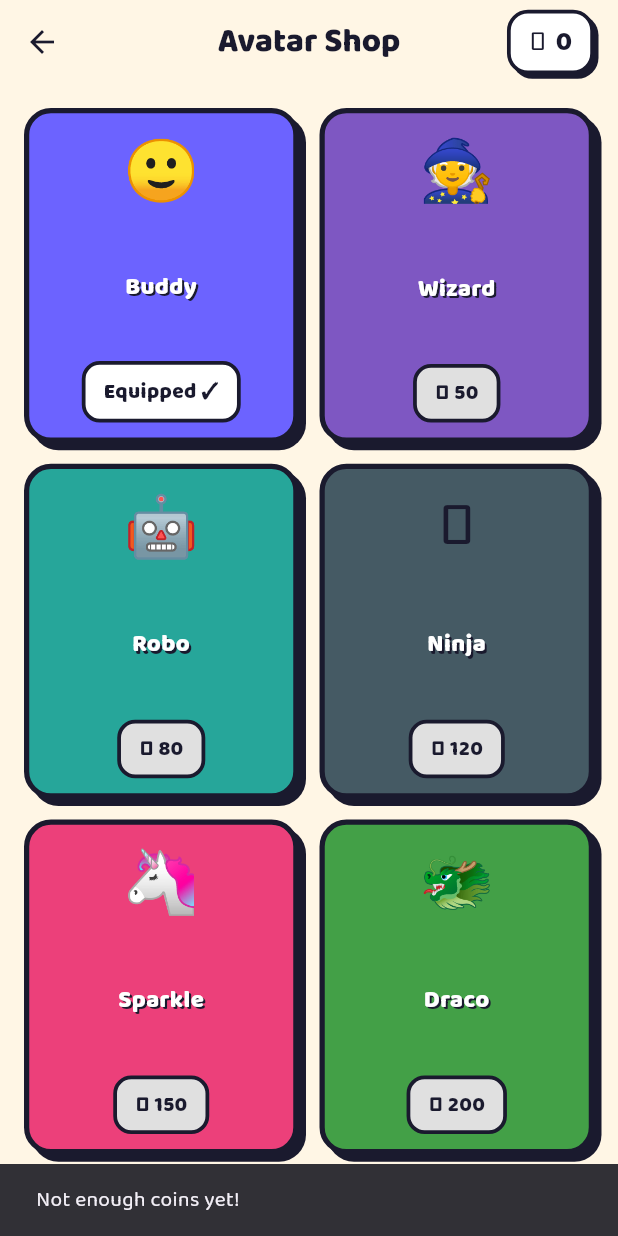
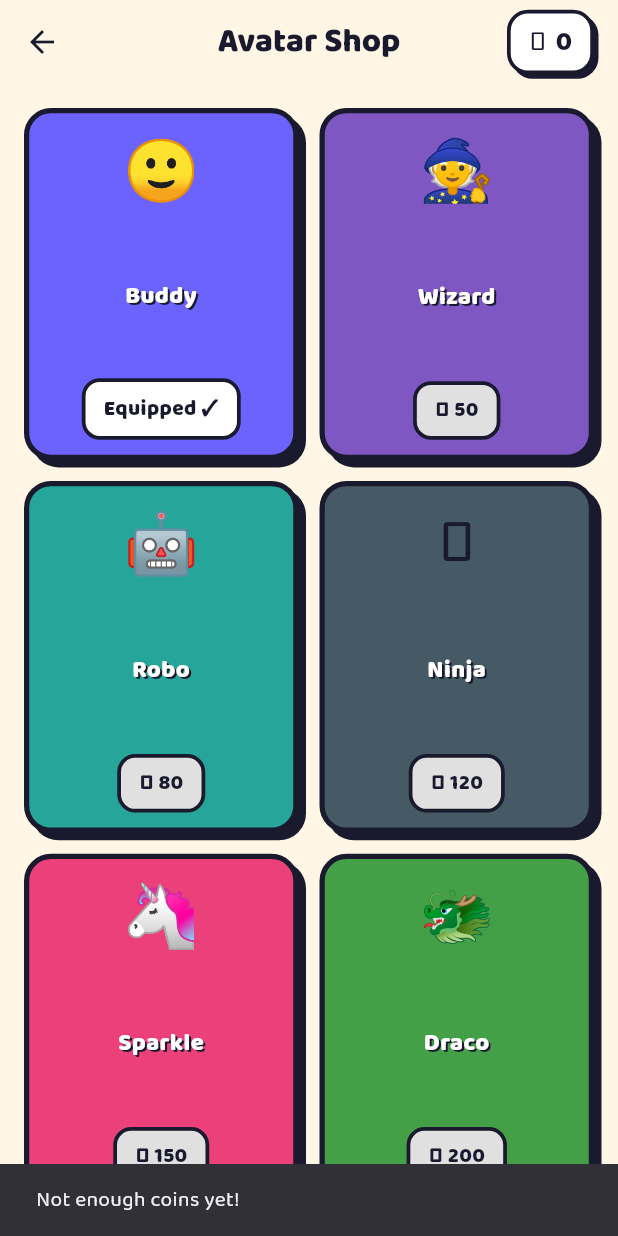
Before and after one commit to nadavmozes/brain-buddies, a Flutter app: the ShopScreen screen opened directly with empty values, after a tap on an icon or button, on a phone screen of 412 x 824 dp. Run offline on Flutter 3.47's test engine with Material 3 defaults, Android fonts, the phone set to English and light mode, and no system bars; our stand-ins replace google_fonts, shared_preferences; missing offline and left inert: dart:js_interop; accounts and stored records are empty.

Commit message:
feat: add 14 new avatars with achievement/quest-gated unlocks
Expand the shop from 12 to 26 avatars and let a subset be unlocked by
playing (not just coins), reusing existing achievement/pet/streak signals.

Model (avatar.dart): add AvatarUnlockKind enum (achievement, allAchievements,
petLevel, dailyStreak, ownedAvatars, lifetimeCoins) and a const AvatarUnlock
value object, plus an optional Avatar.unlock field (default null, purely
additive — catalog stays const). Append 3 coin-only + 11 gated avatars;
golden_hero premium stays LAST.

PlayerProfile: add isAvatarUnlocked, avatarUnlockProgress (0..1), and
claimAvatar (free or coin-cost on unlock, same collector/wardrobe grants as
buyAvatar). Guard buyAvatar so a gated avatar can't be bought behind its gate.
No shared_preferences key changes; schemaVersion stays 1.

Shop UI: gated branch — locked tiles grey (0.6) with a progress bar + kid-
facing requirement label (LayoutBuilder-sized, no MediaQuery), unlocked-not-
owned tiles show CLAIM for free or a coin pill. Aspect ratio 0.82 -> 0.78 so
the taller locked card never overflows.

Tests: new test/player_profile_avatar_unlock_test.dart (null-unlock,
achievement gate, allAchievements AND-of-six, petLevel threshold, cost>0
coin claim, progress range); widget_test extended to assert a gated
requirement label renders.

Verification (run in this worktree):
- flutter build web -> 'Built build\\web' present (success).
- flutter test -> All tests passed! 53 tests (47 baseline + 6 new).

```diff
--- a/lib/app/shop_screen.dart
+++ b/lib/app/shop_screen.dart
@@ -40,7 +40,7 @@ class ShopScreen extends StatelessWidget {
             crossAxisCount: 2,
             mainAxisSpacing: 14,
             crossAxisSpacing: 14,
-            childAspectRatio: 0.82,
+            childAspectRatio: 0.78,
             children: [
               for (final avatar in Avatars.all)
                 _AvatarCard(profile: profile, avatar: avatar),
@@ -62,10 +62,15 @@ class _AvatarCard extends StatelessWidget {
   Widget build(BuildContext context) {
     final owned = profile.ownsAvatar(avatar.id);
     final selected = profile.selectedAvatarId == avatar.id;
-    final locked = avatar.comingSoon;
+    final comingSoon = avatar.comingSoon;
+    final gated = avatar.unlock != null;
+    final gatedLocked = gated && !owned && !profile.isAvatarUnlocked(avatar);
+
+    // Grey out both premium "coming soon" and gated-but-still-locked avatars.
+    final dimmed = comingSoon || gatedLocked;
 
     return Opacity(
-      opacity: locked ? 0.55 : 1,
+      opacity: dimmed ? 0.6 : 1,
       child: ComicPanel(
         color: avatar.color,
         padding: const EdgeInsets.all(10),
@@ -76,6 +81,8 @@ class _AvatarCard extends StatelessWidget {
             Text(
               avatar.name,
               textAlign: TextAlign.center,
+              maxLines: 1,
+              overflow: TextOverflow.ellipsis,
               style: const TextStyle(
                 fontSize: 16,
                 fontWeight: FontWeight.w900,
@@ -83,7 +90,7 @@ class _AvatarCard extends StatelessWidget {
                 shadows: [Shadow(color: AppTheme.ink, offset: Offset(1.5, 1.5))],
               ),
             ),
-            _action(context, owned, selected, locked),
+            _action(context, owned, selected, comingSoon),
           ],
         ),
       ),
@@ -91,8 +98,8 @@ class _AvatarCard extends StatelessWidget {
   }
 
   Widget _action(
-      BuildContext context, bool owned, bool selected, bool locked) {
-    if (locked) {
+      BuildContext context, bool owned, bool selected, bool comingSoon) {
+    if (comingSoon) {
       // Premium / coming soon: show real-money price + "Coming Soon".
       return Column(
         children: [
@@ -116,9 +123,85 @@ class _AvatarCard extends StatelessWidget {
         child: _pill('Equip', AppTheme.ink, Colors.white),
       );
     }
+
+    // Gated avatars: either still locked (show requirement + progress) or
+    // unlocked-not-owned (claim, free or with coins).
+    final unlock = avatar.unlock;
+    if (unlock != null) {
+      final unlocked = profile.isAvatarUnlocked(avatar);
+      if (!unlocked) return _lockedHint(unlock);
+      return _claimAction(context);
+    }
+
+    // Plain coin-buy avatar.
     final canAfford = profile.coins >= avatar.cost;
     return GestureDetector(
-      onTap: () async {
+      onTap: () => _buy(context),
+      child: _pill('🪙 ${avatar.cost}',
+          canAfford ? AppTheme.accent : Colors.grey.shade300, AppTheme.ink),
+    );
+  }
+
+  /// The locked state for a gated avatar: a tiny progress bar plus the kid-
+  /// facing requirement label. Sized via [LayoutBuilder] so it never grows the
+  /// tile from the screen width (per coding conventions) and wraps if needed.
+  Widget _lockedHint(AvatarUnlock unlock) {
+    final progress = profile.avatarUnlockProgress(avatar).clamp(0.0, 1.0);
+    return LayoutBuilder(
+      builder: (context, constraints) {
+        return Column(
+          mainAxisSize: MainAxisSize.min,
+          children: [
+            SizedBox(
+              width: constraints.maxWidth,
+              child: ClipRRect(
+                borderRadius: BorderRadius.circular(6),
+                child: LinearProgressIndicator(
+                  value: progress,
+                  minHeight: 6,
+                  backgroundColor: Colors.white24,
+                  valueColor: const AlwaysStoppedAnimation(Colors.white),
+                ),
+              ),
+            ),
+            const SizedBox(height: 4),
+            Text(
+              '🔒 ${unlock.label}',
+              textAlign: TextAlign.center,
+              maxLines: 2,
+              overflow: TextOverflow.ellipsis,
+              style: const TextStyle(
+                fontSize: 10.5,
+                height: 1.1,
+                fontWeight: FontWeight.w800,
+                color: Colors.white,
+                shadows: [
+                  Shadow(color: AppTheme.ink, offset: Offset(1, 1)),
+                ],
+              ),
+            ),
+          ],
+        );
+      },
+    );
+  }
+
+  /// The claimable state for a gated avatar whose requirement is met.
+  Widget _claimAction(BuildContext context) {
+    final free = avatar.cost == 0;
+    final canAfford = free || profile.coins >= avatar.cost;
+    final label = free ? 'CLAIM 🎁' : '🔓 🪙${avatar.cost}';
+    return GestureDetector(
+      onTap: () => _claim(context),
+      child: _pill(
+        label,
+        canAfford ? AppTheme.accent : Colors.grey.shade300,
+        AppTheme.ink,
+      ),
+    );
+  }
+
+  Future<void> _buy(BuildContext context) async {
     final ok = await profile.buyAvatar(avatar);
     if (!context.mounted) return;
     final fb = FeedbackService(enabled: profile.soundOn);
@@ -133,10 +216,23 @@ class _AvatarCard extends StatelessWidget {
         const SnackBar(content: Text('Not enough coins yet!')),
       );
     }
-      },
-      child: _pill('🪙 ${avatar.cost}',
-          canAfford ? AppTheme.accent : Colors.grey.shade300, AppTheme.ink),
+  }
+
+  Future<void> _claim(BuildContext context) async {
+    final ok = await profile.claimAvatar(avatar);
+    if (!context.mounted) return;
+    final fb = FeedbackService(enabled: profile.soundOn);
+    if (ok) {
+      fb.celebrate();
+      ScaffoldMessenger.of(context).showSnackBar(
+        SnackBar(content: Text('Unlocked ${avatar.name}! 🎉')),
       );
+    } else {
+      fb.wrong();
+      ScaffoldMessenger.of(context).showSnackBar(
+        const SnackBar(content: Text('Not enough coins yet!')),
+      );
+    }
   }
 
   Widget _pill(String text, Color bg, Color fg) {
--- a/lib/core/models/avatar.dart
+++ b/lib/core/models/avatar.dart
@@ -1,4 +1,51 @@
 import 'package:flutter/material.dart';
+
+/// How a gated avatar is unlocked (beyond, or instead of, spending coins).
+enum AvatarUnlockKind {
+  /// Requires a single achievement to be earned ([AvatarUnlock.achievementId]).
+  achievement,
+
+  /// Requires ALL of [AvatarUnlock.achievementIds] to be earned.
+  allAchievements,
+
+  /// Requires the pet to reach [AvatarUnlock.threshold] level.
+  petLevel,
+
+  /// Requires a daily streak of at least [AvatarUnlock.threshold] days.
+  dailyStreak,
+
+  /// Requires owning at least [AvatarUnlock.threshold] avatars.
+  ownedAvatars,
+
+  /// Requires at least [AvatarUnlock.threshold] lifetime coins earned.
+  lifetimeCoins,
+}
+
+/// Describes what a player must achieve to unlock an avatar. Kept `const`-
+/// constructible so the whole avatar catalog stays a `const` list.
+class AvatarUnlock {
+  const AvatarUnlock({
+    required this.kind,
+    this.achievementId,
+    this.achievementIds,
+    this.threshold = 0,
+    required this.label,
+  });
+
+  final AvatarUnlockKind kind;
+
+  /// For [AvatarUnlockKind.achievement].
+  final String? achievementId;
+
+  /// For [AvatarUnlockKind.allAchievements].
+  final List<String>? achievementIds;
+
+  /// For threshold kinds (petLevel / dailyStreak / ownedAvatars / lifetimeCoins).
+  final int threshold;
+
+  /// Kid-facing requirement text, e.g. "Grow Buddy to level 10".
+  final String label;
+}
 
 /// A cosmetic avatar the player can own and equip. Shared across all games.
 class Avatar {
@@ -11,6 +58,7 @@ class Avatar {
     this.premium = false,
     this.comingSoon = false,
     this.priceLabel,
+    this.unlock,
   });
 
   final String id;
@@ -31,6 +79,10 @@ class Avatar {
 
   /// Real-money price label for premium avatars, e.g. "$1.99".
   final String? priceLabel;
+
+  /// Optional unlock requirement. `null` means the avatar behaves exactly as
+  /// before (free if [cost] is 0, else coin-buy; premium handled separately).
+  final AvatarUnlock? unlock;
 
   bool get isFree => !premium && cost == 0;
 }
@@ -62,6 +114,143 @@ class Avatars {
     Avatar(id: 'panda', name: 'Bamboo', emoji: '🐼', color: Color(0xFF546E7A), cost: 140),
     Avatar(id: 'owl', name: 'Hooty', emoji: '🦉', color: Color(0xFF8D6E63), cost: 160),
     Avatar(id: 'frog', name: 'Hopper', emoji: '🐸', color: Color(0xFF7CB342), cost: 90),
+    // More coin-buyable animals to fill out the shop grid.
+    Avatar(id: 'cat', name: 'Whiskers', emoji: '🐱', color: Color(0xFFFF7043), cost: 70),
+    Avatar(id: 'penguin', name: 'Waddles', emoji: '🐧', color: Color(0xFF37474F), cost: 100),
+    Avatar(id: 'monkey', name: 'Coco', emoji: '🐵', color: Color(0xFF8D6E63), cost: 130),
+    // Gated avatars — unlocked by playing. Free (cost 0) unless a cost is noted.
+    Avatar(
+      id: 'superhero',
+      name: 'Captain Brainy',
+      emoji: '🦸',
+      color: Color(0xFFD32F2F),
+      unlock: AvatarUnlock(
+        kind: AvatarUnlockKind.achievement,
+        achievementId: 'hub_explorer',
+        label: 'Play every game once',
+      ),
+    ),
+    Avatar(
+      id: 'phoenix_pal',
+      name: 'Blaze',
+      emoji: '🔥',
+      color: Color(0xFFF4511E),
+      unlock: AvatarUnlock(
+        kind: AvatarUnlockKind.petLevel,
+        threshold: 10,
+        label: 'Grow Buddy to level 10',
+      ),
+    ),
+    Avatar(
+      id: 'crown',
+      name: 'Royalty',
+      emoji: '👑',
+      color: Color(0xFFFFB300),
+      cost: 50,
+      unlock: AvatarUnlock(
+        kind: AvatarUnlockKind.dailyStreak,
+        threshold: 7,
+        label: 'Play 7 days in a row',
+      ),
+    ),
+    Avatar(
+      id: 'star_master',
+      name: 'Supernova',
+      emoji: '🌟',
+      color: Color(0xFF7E57C2),
+      cost: 100,
+      unlock: AvatarUnlock(
+        kind: AvatarUnlockKind.achievement,
+        achievementId: 'avatar_wardrobe',
+        label: 'Own 6 avatars',
+      ),
+    ),
+    // Per-game mastery heroes — each gated on that game's existing achievement.
+    Avatar(
+      id: 'nq_hero',
+      name: 'Sir Starlot',
+      emoji: '🛡️',
+      color: Color(0xFF5C6BC0),
+      unlock: AvatarUnlock(
+        kind: AvatarUnlockKind.achievement,
+        achievementId: 'nq_boss',
+        label: 'Beat the Number Quest boss',
+      ),
+    ),
+    Avatar(
+      id: 'ss_hero',
+      name: 'Trailblazer',
+      emoji: '🧭',
+      color: Color(0xFF43A047),
+      unlock: AvatarUnlock(
+        kind: AvatarUnlockKind.achievement,
+        achievementId: 'ss_guardian',
+        label: 'Befriend a Shape Safari guardian',
+      ),
+    ),
+    Avatar(
+      id: 'ww_hero',
+      name: 'Spellbinder',
+      emoji: '📜',
+      color: Color(0xFF7E57C2),
+      unlock: AvatarUnlock(
+        kind: AvatarUnlockKind.achievement,
+        achievementId: 'ww_master',
+        label: 'Perfect round in Word Wizard',
+      ),
+    ),
+    Avatar(
+      id: 'ch_hero',
+      name: 'Timekeeper',
+      emoji: '⏰',
+      color: Color(0xFFFF9800),
+      unlock: AvatarUnlock(
+        kind: AvatarUnlockKind.achievement,
+        achievementId: 'ch_keeper',
+        label: 'Perfect round in Clock Hero',
+      ),
+    ),
+    Avatar(
+      id: 'mm_hero',
+      name: 'Coin Captain',
+      emoji: '💵',
+      color: Color(0xFF2E7D32),
+      unlock: AvatarUnlock(
+        kind: AvatarUnlockKind.achievement,
+        achievementId: 'mm_master',
+        label: 'Perfect round in Money Math',
+      ),
+    ),
+    Avatar(
+      id: 'mem_hero',
+      name: 'Mind Master',
+      emoji: '🧠',
+      color: Color(0xFFAB47BC),
+      unlock: AvatarUnlock(
+        kind: AvatarUnlockKind.achievement,
+        achievementId: 'mem_master',
+        label: 'Perfect round in Memory Match',
+      ),
+    ),
+    // All-games trophy — gated on all six per-game achievements at once.
+    Avatar(
+      id: 'grand_champion',
+      name: 'Grand Champion',
+      emoji: '🏅',
+      color: Color(0xFFFFD700),
+      unlock: AvatarUnlock(
+        kind: AvatarUnlockKind.allAchievements,
+        achievementIds: [
+          'nq_boss',
+          'ss_guardian',
+          'ww_master',
+          'ch_keeper',
+          'mm_master',
+          'mem_master',
+        ],
+        label: 'Master all 6 games',
+      ),
+    ),
     // Premium (real money) — a distinct, trophy-worthy avatar. Coming soon.
     Avatar(
       id: 'golden_hero',
--- a/lib/core/services/player_profile.dart
+++ b/lib/core/services/player_profile.dart
@@ -330,10 +330,84 @@ class PlayerProfile extends ChangeNotifier {
 
   // ---- avatars / shop ----
 
+  /// Whether a gated avatar's unlock requirement is satisfied. Avatars with no
+  /// [Avatar.unlock] are always considered unlocked.
+  bool isAvatarUnlocked(Avatar a) {
+    final u = a.unlock;
+    if (u == null) return true;
+    switch (u.kind) {
+      case AvatarUnlockKind.achievement:
+        return hasAchievement(u.achievementId!);
+      case AvatarUnlockKind.allAchievements:
+        return u.achievementIds!.every(hasAchievement);
+      case AvatarUnlockKind.petLevel:
+        return petLevel >= u.threshold;
+      case AvatarUnlockKind.dailyStreak:
+        return dailyStreak >= u.threshold;
+      case AvatarUnlockKind.ownedAvatars:
+        return ownedAvatarCount >= u.threshold;
+      case AvatarUnlockKind.lifetimeCoins:
+        return lifetimeCoins >= u.threshold;
+    }
+  }
+
+  /// Progress (0..1) toward a gated avatar's unlock requirement, for a hint UI.
+  /// Avatars with no [Avatar.unlock] return 1.
+  double avatarUnlockProgress(Avatar a) {
+    final u = a.unlock;
+    if (u == null) return 1;
+    double ratio(int current, int target) {
+      if (target <= 0) return 1;
+      return (current / target).clamp(0.0, 1.0);
+    }
+
+    switch (u.kind) {
+      case AvatarUnlockKind.achievement:
+        return hasAchievement(u.achievementId!) ? 1 : 0;
+      case AvatarUnlockKind.allAchievements:
+        final ids = u.achievementIds!;
+        if (ids.isEmpty) return 1;
+        final met = ids.where(hasAchievement).length;
+        return (met / ids.length).clamp(0.0, 1.0);
+      case AvatarUnlockKind.petLevel:
+        return ratio(petLevel, u.threshold);
+      case AvatarUnlockKind.dailyStreak:
+        return ratio(dailyStreak, u.threshold);
+      case AvatarUnlockKind.ownedAvatars:
+        return ratio(ownedAvatarCount, u.threshold);
+      case AvatarUnlockKind.lifetimeCoins:
+        return ratio(lifetimeCoins, u.threshold);
+    }
+  }
+
+  /// Claims a gated avatar once its requirement is met. Returns false if the
+  /// avatar is still locked or is premium/coming-soon; true if already owned.
+  /// If [Avatar.cost] > 0 the claim deducts coins (an "unlock then buy"
+  /// avatar); the same collector/wardrobe grants as [buyAvatar] run on success.
+  Future<bool> claimAvatar(Avatar avatar) async {
+    if (avatar.premium || avatar.comingSoon) return false;
+    if (!isAvatarUnlocked(avatar)) return false;
+    if (ownsAvatar(avatar.id)) return true;
+    if (avatar.cost > 0) {
+      if (_coins < avatar.cost) return false;
+      _coins -= avatar.cost;
+      await _prefs?.setInt(_kCoins, _coins);
+    }
+    _ownedAvatars.add(avatar.id);
+    await _prefs?.setStringList(_kOwned, _ownedAvatars.toList());
+    if (_ownedAvatars.length >= 3) _grant(Achievements.collector.id);
+    if (_ownedAvatars.length >= 6) _grant(Achievements.wardrobe.id);
+    await _persistAchievements();
+    notifyListeners();
+    return true;
+  }
+
   /// Buys an avatar with coins. Returns true on success. Premium/coming-soon
   /// avatars can never be bought here.
   Future<bool> buyAvatar(Avatar avatar) async {
     if (avatar.premium || avatar.comingSoon) return false;
+    // A gated avatar can't be bought behind its gate.
+    if (avatar.unlock != null && !isAvatarUnlocked(avatar)) return false;
     if (ownsAvatar(avatar.id)) return true;
     if (_coins < avatar.cost) return false;
     _coins -= avatar.cost;
```
Also changed, not shown: 2 other files. Lines whose indentation alone changed are shown as unchanged.
